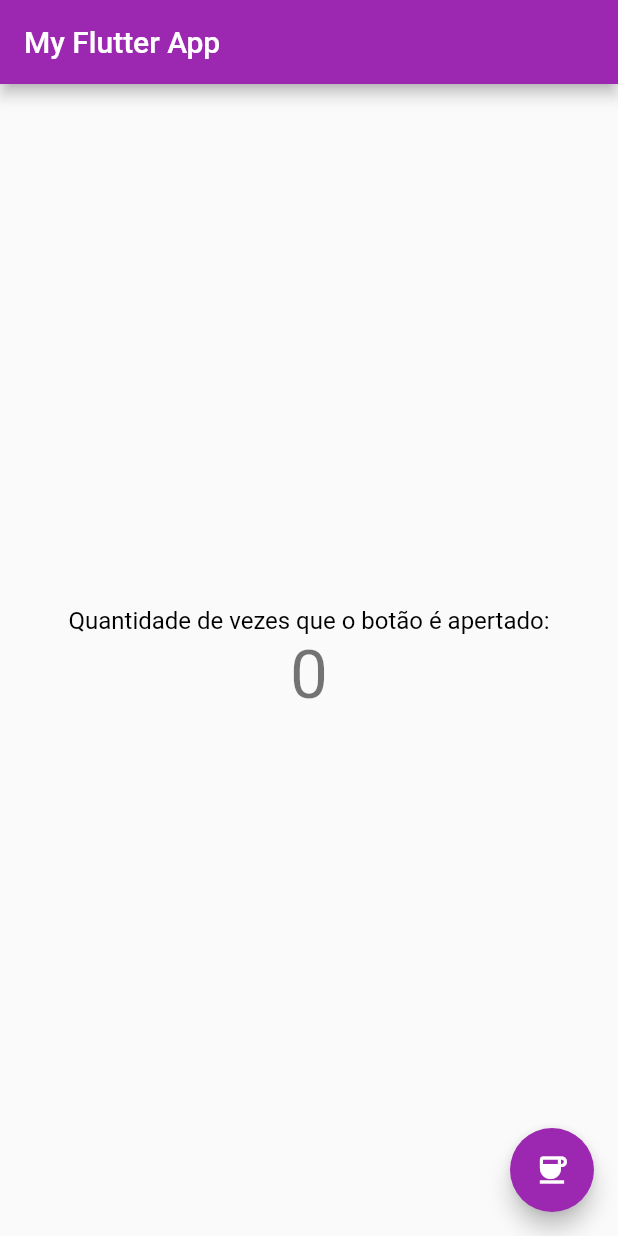
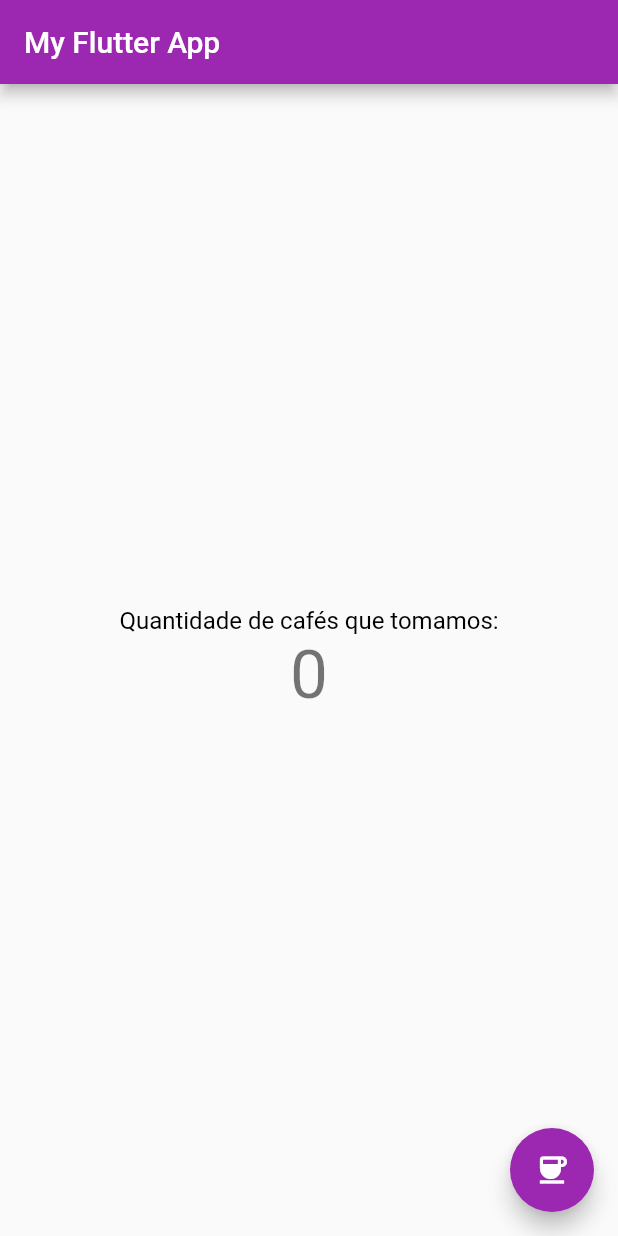
Before and after one commit to gustavogss/appflutter, a Flutter app: the screen it shows after launch, on a phone screen of 412 x 824 dp. Run offline on Flutter 3.47's test engine with Material 2 defaults, Android fonts, the phone set to English and light mode, and no system bars.

Commit message:
Alterando texto

```diff
--- a/lib/main.dart
+++ b/lib/main.dart
@@ -51,7 +51,7 @@ class _MyHomePageState extends State<MyHomePage> {
         child: Column(
           mainAxisAlignment: MainAxisAlignment.center,
           children: <Widget>[
-            const Text('Quantidade de vezes que o botão é apertado:',
+            const Text('Quantidade de cafés que tomamos:',
                 style: TextStyle(color: Colors.black, fontSize: 16)),
             Text(
               '$_counter',
```
